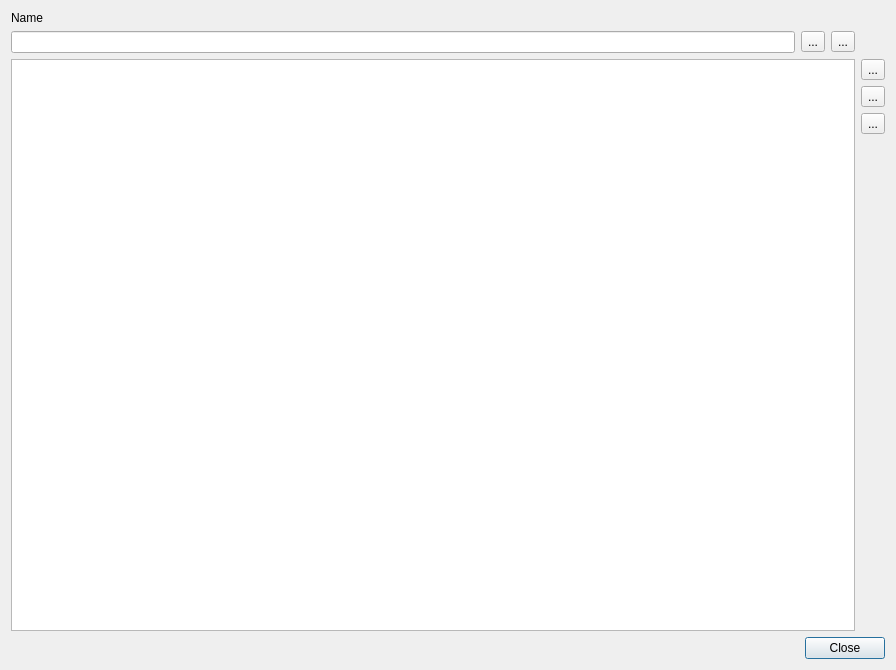
This is ui/qmcertificatedialog.ui in Christian-Kr/QualificationMatrix as Qt 5 draws it before an edit. The edited form follows.
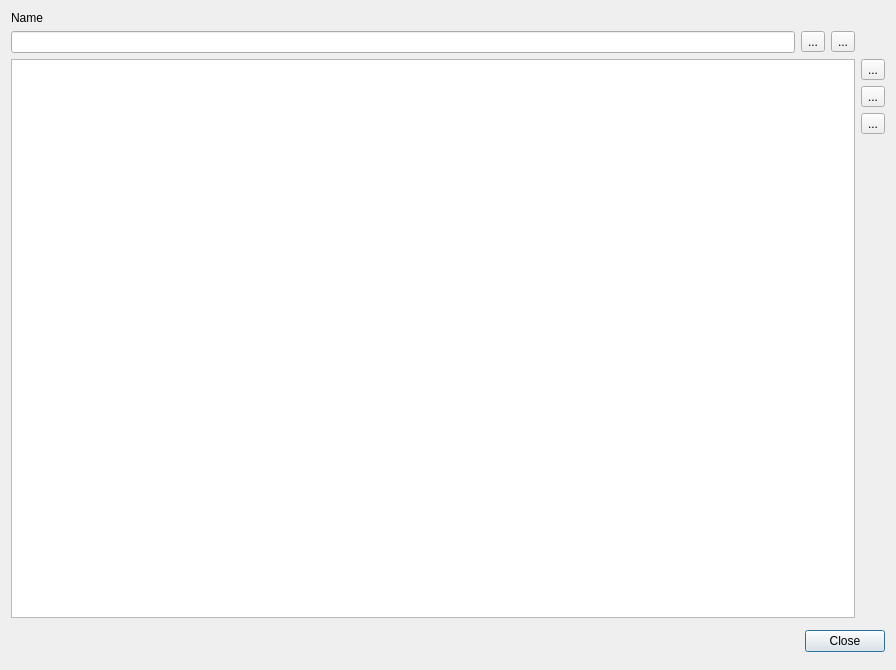
This is the edited form. Icons and pictures are not drawn.

Commit message: Change button height to minimum of 35

```diff
--- a/ui/qmcertificatedialog.ui
+++ b/ui/qmcertificatedialog.ui
@@ -149,6 +149,12 @@
    </item>
    <item row="2" column="0" colspan="2">
     <widget class="QDialogButtonBox" name="buttonBox">
+     <property name="minimumSize">
+      <size>
+       <width>100</width>
+       <height>35</height>
+      </size>
+     </property>
      <property name="orientation">
       <enum>Qt::Horizontal</enum>
      </property>
```
The commit also changes 2 other files.
